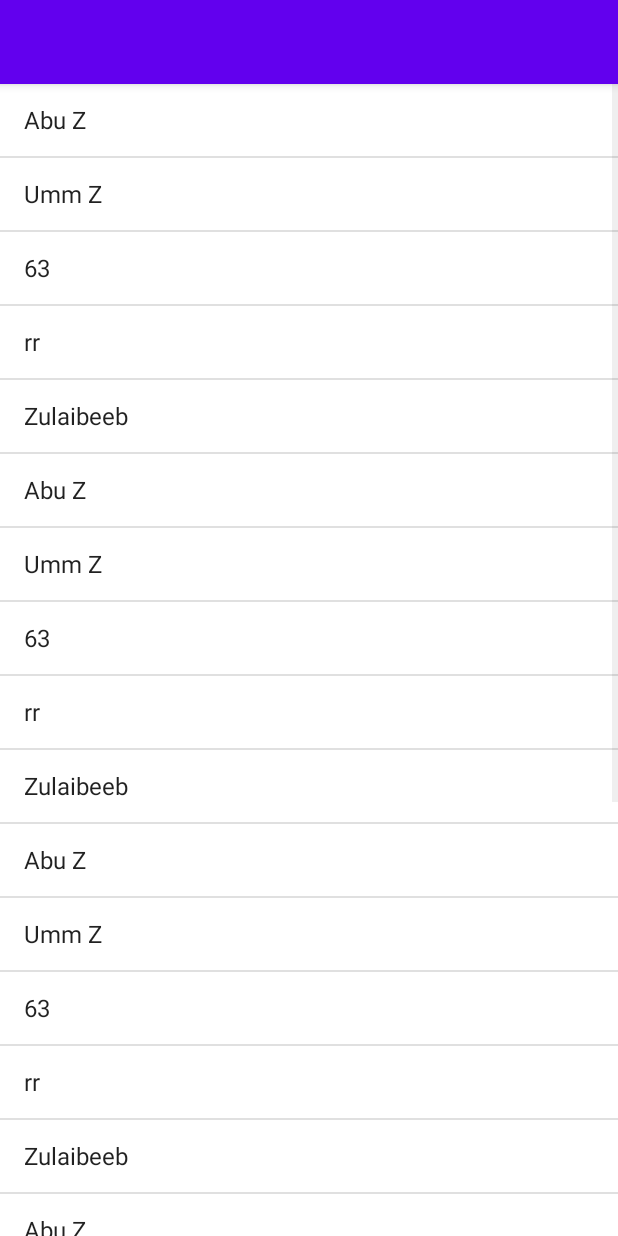
After one commit to Mr-MachiNe11/Practices, an Android app: the ThirdActivity screen opened directly, with no data from a screen before it, on a phone screen of 412 x 824 dp. The commit adds this screen. Run offline under Robolectric (Android 15) with nearby library versions, the phone set to English and light mode, and no system bars.

Commit message:
List View

```diff
--- a/app/src/main/AndroidManifest.xml
+++ b/app/src/main/AndroidManifest.xml
@@ -1,6 +1,6 @@
 <?xml version="1.0" encoding="utf-8"?>
 <manifest xmlns:android="http://schemas.android.com/apk/res/android"
-    xmlns:tools="http://schemas.android.com/tools" >
+    xmlns:tools="http://schemas.android.com/tools">
 
     <application
         android:allowBackup="true"
@@ -10,10 +10,13 @@
         android:label="@string/app_name"
         android:supportsRtl="true"
         android:theme="@style/Theme.IntentPassing"
-        tools:targetApi="31" >
+        tools:targetApi="31">
+        <activity
+            android:name=".ThirdActivity"
+            android:exported="false" />
         <activity
             android:name=".SplashActivity"
-            android:exported="true" >
+            android:exported="true">
             <intent-filter>
                 <action android:name="android.intent.action.MAIN" />
 
@@ -26,8 +29,6 @@
         <activity
             android:name=".MainActivity"
             android:exported="false" />
-
-
     </application>
 
 </manifest>
--- a/app/src/main/java/com/example/intentpassing/SecondActivity.java
+++ b/app/src/main/java/com/example/intentpassing/SecondActivity.java
@@ -18,7 +18,7 @@ import com.airbnb.lottie.LottieAnimationView;
 public class SecondActivity extends AppCompatActivity {
 
     TextView tvInfo;
-    Button btnChange;
+    Button btnChange, btnNext2;
     LottieAnimationView animationView;
 
     @SuppressLint("MissingInflatedId")
@@ -30,6 +30,7 @@ public class SecondActivity extends AppCompatActivity {
         tvInfo = findViewById(R.id.tvInfo);
         btnChange = findViewById(R.id.btnChange);
         animationView = findViewById(R.id.animationView);
+        btnNext2 = findViewById(R.id.btnNext2);
 
         Intent fromMain = getIntent();
         String name = fromMain.getStringExtra("Name");
@@ -51,6 +52,16 @@ public class SecondActivity extends AppCompatActivity {
             }
         });
 
+        Intent iNext = new Intent(SecondActivity.this, ThirdActivity.class);
+        iNext.putExtra("title","ListView");
+
+        btnNext2.setOnClickListener(new View.OnClickListener() {
+            @Override
+            public void onClick(View v) {
+                startActivity(iNext);
+            }
+        });
+
 
     }
 }
--- /dev/null
+++ b/app/src/main/java/com/example/intentpassing/ThirdActivity.java
@@ -0,0 +1,59 @@
+package com.example.intentpassing;
+
+import androidx.appcompat.app.AppCompatActivity;
+
+import android.content.Intent;
+import android.os.Bundle;
+import android.widget.ArrayAdapter;
+import android.widget.ListView;
+
+import java.util.ArrayList;
+
+public class ThirdActivity extends AppCompatActivity {
+
+    ListView listView;
+    ArrayList<String> arrNames = new ArrayList<>();
+
+    @Override
+    protected void onCreate(Bundle savedInstanceState) {
+        super.onCreate(savedInstanceState);
+        setContentView(R.layout.activity_third);
+
+        listView = findViewById(R.id.listView);
+
+        Intent fromSecond = getIntent();
+        String title = fromSecond.getStringExtra("title");
+        getSupportActionBar().setTitle(title);
+
+        arrNames.add("Abu Z");
+        arrNames.add("Umm Z");
+        arrNames.add("63");
+        arrNames.add("rr");
+        arrNames.add("Zulaibeeb");
+        arrNames.add("Abu Z");
+        arrNames.add("Umm Z");
+        arrNames.add("63");
+        arrNames.add("rr");
+        arrNames.add("Zulaibeeb");
+        arrNames.add("Abu Z");
+        arrNames.add("Umm Z");
+        arrNames.add("63");
+        arrNames.add("rr");
+        arrNames.add("Zulaibeeb");
+        arrNames.add("Abu Z");
+        arrNames.add("Umm Z");
+        arrNames.add("63");
+        arrNames.add("rr");
+        arrNames.add("Zulaibeeb");
+        arrNames.add("Abu Z");
+        arrNames.add("Umm Z");
+        arrNames.add("63");
+        arrNames.add("rr");
+        arrNames.add("Zulaibeeb");
+
+        ArrayAdapter<String> adapter = new ArrayAdapter<>(ThirdActivity.this, android.R.layout.simple_list_item_1, arrNames);
+        listView.setAdapter(adapter);
+
+
+    }
+}
--- a/app/src/main/res/layout/activity_second.xml
+++ b/app/src/main/res/layout/activity_second.xml
@@ -22,6 +22,7 @@
         android:textStyle="bold"
         android:textColor="#FFFFFF"
 
+
         />
 
     <com.airbnb.lottie.LottieAnimationView
@@ -32,6 +33,7 @@
         app:lottie_autoPlay="true"
         app:lottie_loop="true"
         android:layout_marginTop="11dp"
+
         />
 
     <Button
@@ -42,8 +44,19 @@
         android:backgroundTint="#CDCDCD"
         android:textColor="@color/black"
         android:layout_marginTop="11dp"
+
         />
 
+   <Button
+       android:layout_width="wrap_content"
+       android:layout_height="wrap_content"
+       android:id="@+id/btnNext2"
+       android:backgroundTint="#CACACA"
+       android:text="Next"
+       android:textColor="@color/black"
+       android:layout_marginTop="11dp"
+
+       />
 
 
 </LinearLayout>
--- /dev/null
+++ b/app/src/main/res/layout/activity_third.xml
@@ -0,0 +1,18 @@
+<?xml version="1.0" encoding="utf-8"?>
+<LinearLayout xmlns:android="http://schemas.android.com/apk/res/android"
+    xmlns:app="http://schemas.android.com/apk/res-auto"
+    xmlns:tools="http://schemas.android.com/tools"
+    android:layout_width="match_parent"
+    android:layout_height="match_parent"
+    tools:context=".ThirdActivity">
+
+    <ListView
+        android:layout_width="match_parent"
+        android:layout_height="wrap_content"
+        android:id="@+id/listView"
+
+
+    />
+
+
+</LinearLayout>
```
